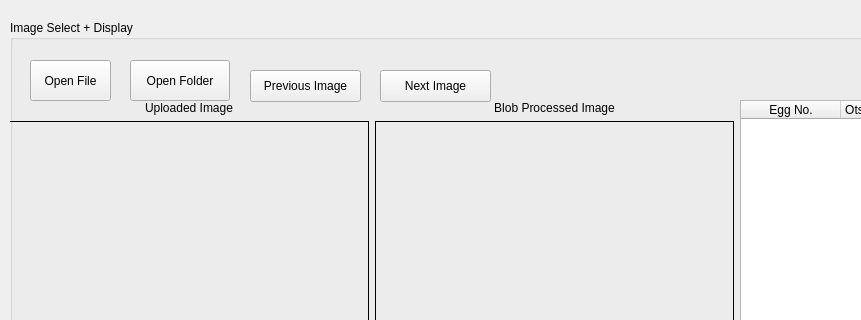
Qt form src/eggsizerml.ui (jaxmattfair/eggsizerML) before a commit; both pictures show x 0 to 861 and y 0 to 320 of the 1105 by 774 pixel window.
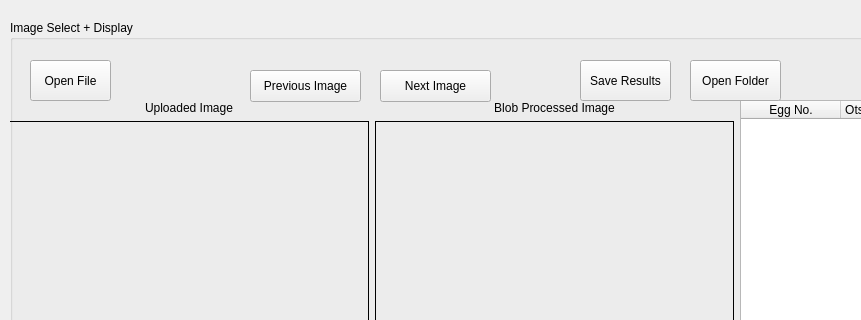
The same form after that commit.

What changed in the file:
```diff
--- a/src/eggsizerml.ui
+++ b/src/eggsizerml.ui
@@ -255,12 +255,25 @@
       <string>Next Image</string>
      </property>
     </widget>
+    <widget class="QPushButton" name="saveResults_btn">
+     <property name="geometry">
+      <rect>
+       <x>570</x>
+       <y>40</y>
+       <width>91</width>
+       <height>41</height>
+      </rect>
+     </property>
+     <property name="text">
+      <string>Save Results</string>
+     </property>
+    </widget>
     <widget class="QPushButton" name="folderOpen_btn">
      <property name="geometry">
       <rect>
-       <x>120</x>
+       <x>680</x>
        <y>40</y>
-       <width>100</width>
+       <width>91</width>
        <height>41</height>
       </rect>
      </property>
```
